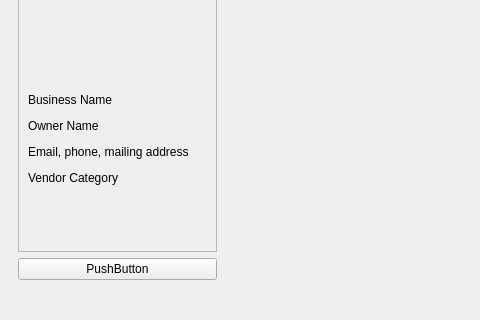
First picture: the form in mainwindow.ui, repository GameDevWhale/COMP-3004-Project, before the edit; both pictures show x 0 to 480 and y 231 to 551 of the 789 by 551 pixel window.
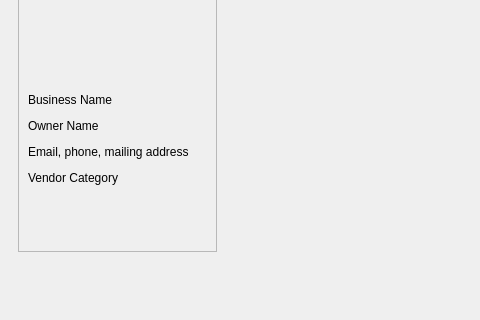
Second picture: the form after the edit.

Diff of the .ui file:
```diff
--- a/mainwindow.ui
+++ b/mainwindow.ui
@@ -193,13 +193,6 @@
           </layout>
          </widget>
         </item>
-        <item row="2" column="0">
-         <widget class="QPushButton" name="pushButton">
-          <property name="text">
-           <string>PushButton</string>
-          </property>
-         </widget>
-        </item>
        </layout>
       </widget>
       <widget class="QWidget" name="page_marketSchedule">
```
